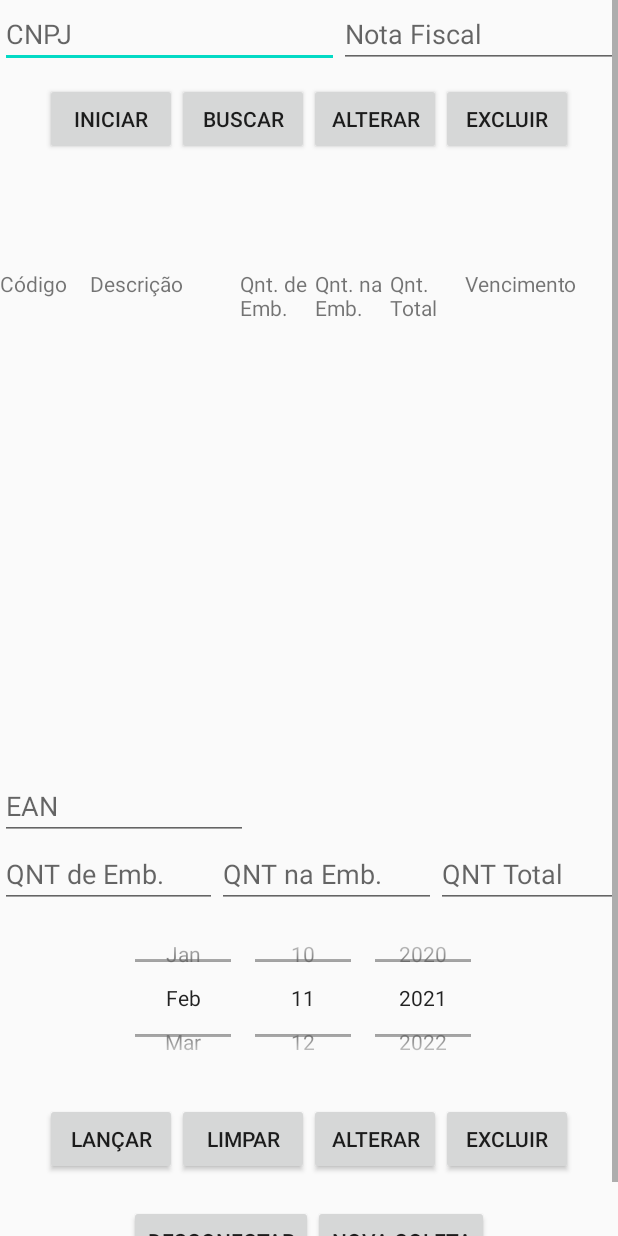
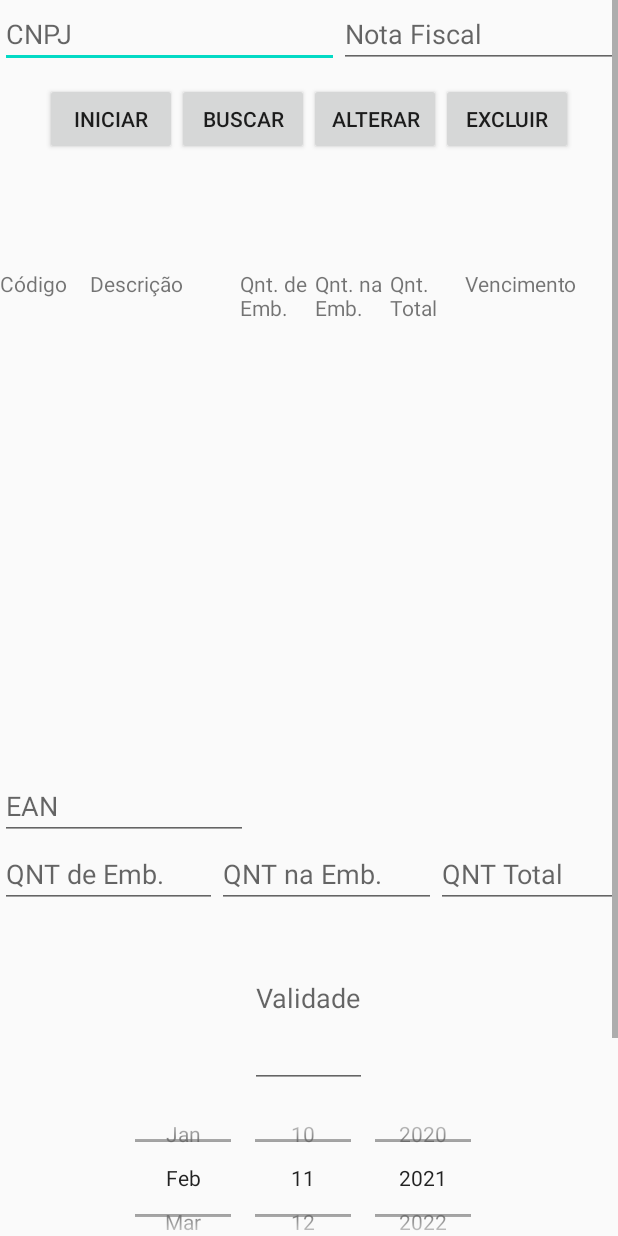
Before and after one commit to atalaiaalex/AppRcm, an Android app: the layout activity_main.xml on its own in the app's theme, with its tools: preview values and no code run, on a phone screen of 412 x 824 dp. Run offline under Robolectric (Android 15) with nearby library versions, the phone set to English and light mode, and no system bars; network calls fail.

Commit message:
Teste de campo validade integrado com spiner validade

```diff
--- a/app/src/main/res/layout/activity_main.xml
+++ b/app/src/main/res/layout/activity_main.xml
@@ -221,6 +221,16 @@
 
     </LinearLayout>
 
+    <EditText
+        android:id="@+id/edtValidade"
+        android:layout_width="wrap_content"
+        android:layout_height="120dp"
+        android:layout_gravity="center"
+        android:tooltipText="@string/hint_validade"
+        android:inputType="date"
+        android:hint="@string/hint_validade"
+        android:nextFocusDown="@id/btnLancar"/>
+
     <DatePicker
         android:id="@+id/dpkValidade"
         android:layout_width="wrap_content"
```
Also changed, not shown: app/src/main/java/br/com/supermercadoatalaia/apprcm/MainActivity.java (+40 -0 lines).
